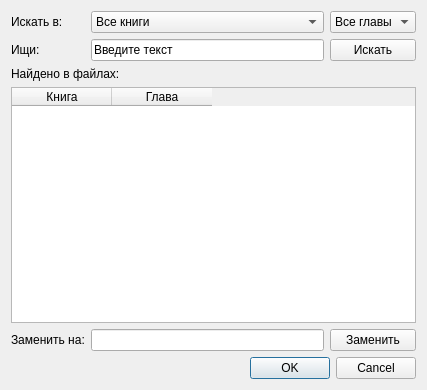
Qt form src/dialogs/findandreplacedialog/frdialog.ui (axsapronov/bQella) before a commit.
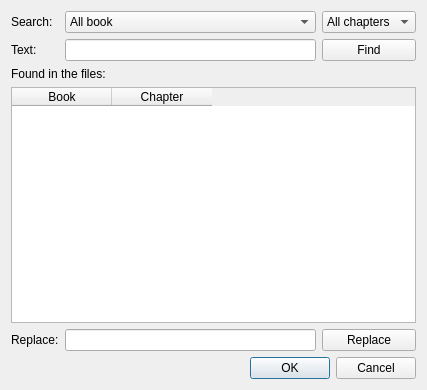
The same form after that commit.

What changed in the file:
```diff
--- a/src/dialogs/findandreplacedialog/frdialog.ui
+++ b/src/dialogs/findandreplacedialog/frdialog.ui
@@ -19,7 +19,7 @@
      <item row="0" column="0">
       <widget class="QLabel" name="label">
        <property name="text">
-        <string>Искать в:</string>
+        <string>Search:</string>
        </property>
       </widget>
      </item>
@@ -27,7 +27,7 @@
       <widget class="QComboBox" name="cBBook">
        <item>
         <property name="text">
-         <string>Все книги</string>
+         <string>All book</string>
         </property>
        </item>
       </widget>
@@ -36,7 +36,7 @@
       <widget class="QComboBox" name="cBChapter">
        <item>
         <property name="text">
-         <string>Все главы</string>
+         <string>All chapters</string>
         </property>
        </item>
       </widget>
@@ -44,28 +44,28 @@
      <item row="1" column="0">
       <widget class="QLabel" name="label_2">
        <property name="text">
-        <string>Ищи:</string>
+        <string>Text:</string>
        </property>
       </widget>
      </item>
      <item row="1" column="1">
       <widget class="QLineEdit" name="lEFind">
        <property name="text">
-        <string>Введите текст</string>
+        <string/>
        </property>
       </widget>
      </item>
      <item row="1" column="2">
       <widget class="QPushButton" name="pBFind">
        <property name="text">
-        <string>Искать</string>
+        <string>Find</string>
        </property>
       </widget>
      </item>
      <item row="2" column="0" colspan="2">
       <widget class="QLabel" name="label_4">
        <property name="text">
-        <string>Найдено в файлах:</string>
+        <string>Found in the files:</string>
        </property>
       </widget>
      </item>
@@ -79,12 +79,12 @@
        </attribute>
        <column>
         <property name="text">
-         <string>Книга</string>
+         <string>Book</string>
         </property>
        </column>
        <column>
         <property name="text">
-         <string>Глава</string>
+         <string>Chapter</string>
         </property>
        </column>
       </widget>
@@ -92,7 +92,7 @@
      <item row="4" column="0">
       <widget class="QLabel" name="label_3">
        <property name="text">
-        <string>Заменить на:</string>
+        <string>Replace:</string>
        </property>
       </widget>
      </item>
@@ -102,7 +102,7 @@
      <item row="4" column="2">
       <widget class="QPushButton" name="pBReplace">
        <property name="text">
-        <string>Заменить</string>
+        <string>Replace</string>
        </property>
       </widget>
      </item>
```
